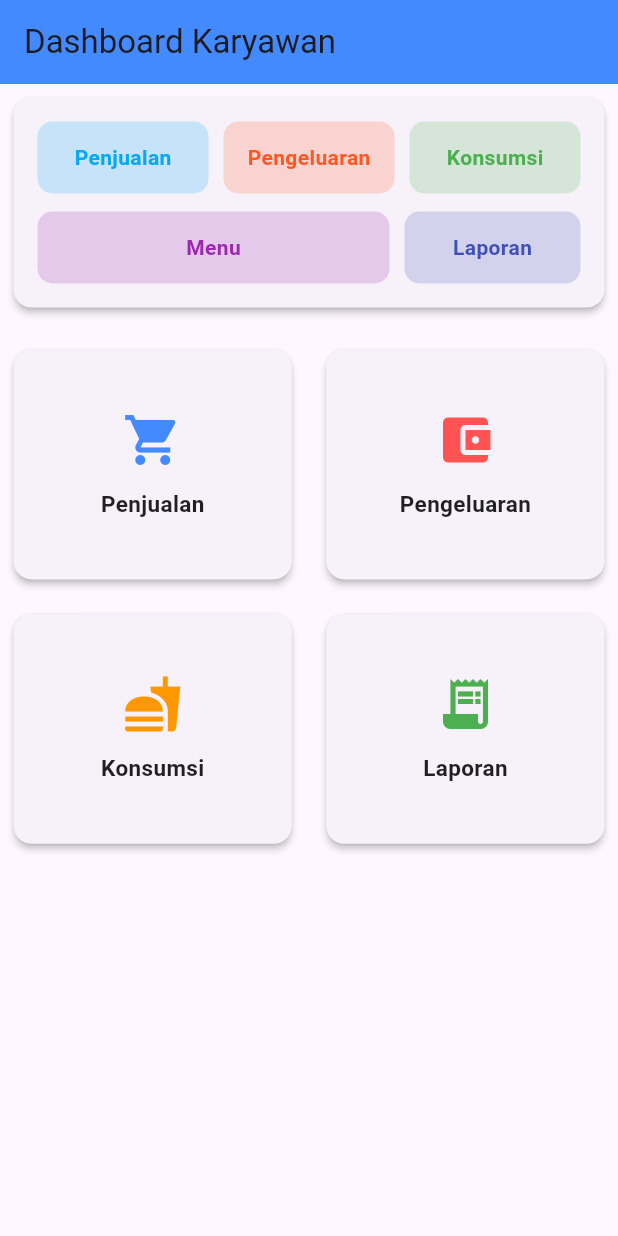
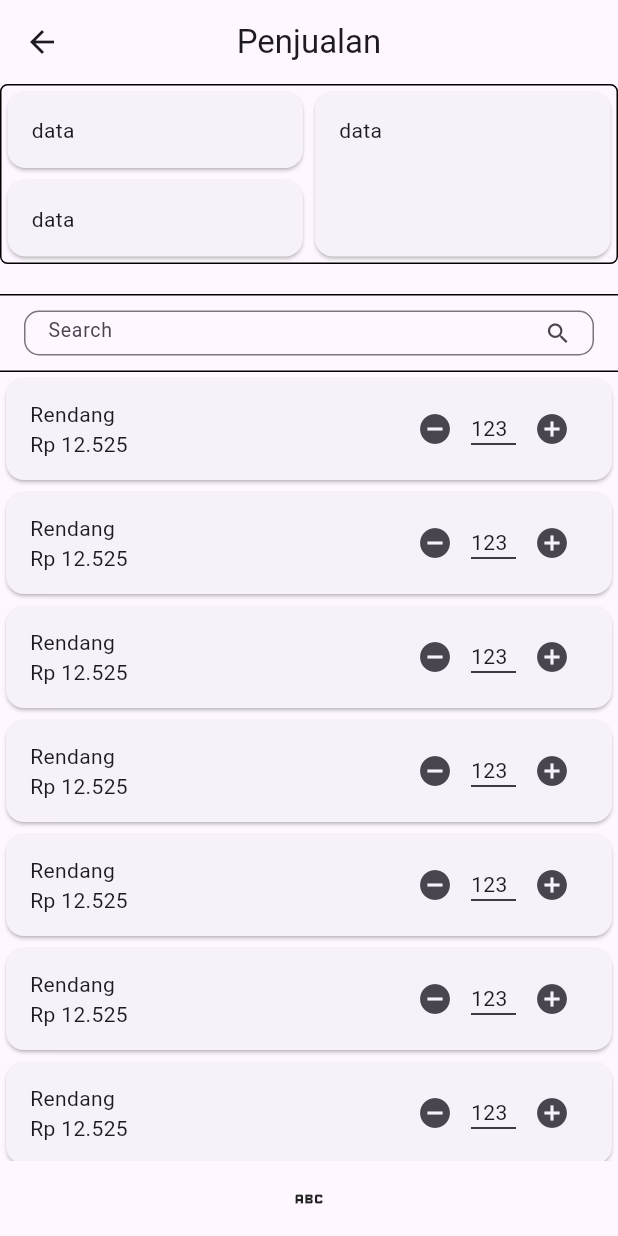
Before and after one commit to Raflirr70/KP_v2, a Flutter app: the screen it shows after launch, after a tap on "Penjualan", on a phone screen of 412 x 824 dp. Run offline on Flutter 3.47's test engine with Material 3 defaults, Android fonts, the light colour scheme and no system bars; our stand-ins replace fl_chart.

Commit message:
Menyelesaikan halaman penjualan page

```diff
--- a/lib/main.dart
+++ b/lib/main.dart
@@ -10,8 +10,6 @@ import 'package:kerprak/model/search.dart';
 import 'package:kerprak/model/stock.dart';
 import 'package:kerprak/model/user.dart';
 import 'package:kerprak/screen/karyawan/homePage_karyawan.dart';
-import 'package:kerprak/screen/login.dart';
-import 'package:kerprak/screen/owner/monitoring.dart';
 import 'package:provider/provider.dart';
 
 void main() async {
--- a/lib/screen/karyawan/homePage_karyawan.dart
+++ b/lib/screen/karyawan/homePage_karyawan.dart
@@ -1,11 +1,11 @@
 import 'package:flutter/material.dart';
+import 'package:kerprak/screen/karyawan/penjualan_page.dart';
 
 class HomepageKaryawan extends StatelessWidget {
   const HomepageKaryawan({super.key});
 
   @override
   Widget build(BuildContext context) {
-
     return SafeArea(
       child: Scaffold(
         appBar: AppBar(
@@ -69,7 +69,14 @@ class HomepageKaryawan extends StatelessWidget {
                       title: "Penjualan",
                       icon: Icons.shopping_cart,
                       color: Colors.blueAccent,
-                      onTap: () {},
+                      onTap: () {
+                        Navigator.push(
+                          context,
+                          MaterialPageRoute(
+                            builder: (context) => PenjualanPage(),
+                          ),
+                        );
+                      },
                     ),
                     _menuItem(
                       title: "Pengeluaran",
--- /dev/null
+++ b/lib/screen/karyawan/penjualan_page.dart
@@ -0,0 +1,128 @@
+import 'package:flutter/material.dart';
+import 'package:kerprak/model/makanan.dart';
+import 'package:kerprak/widget/search/search_simple.dart';
+
+class PenjualanPage extends StatefulWidget {
+  const PenjualanPage({super.key});
+
+  @override
+  State<PenjualanPage> createState() => _PenjualanPageState();
+}
+
+class _PenjualanPageState extends State<PenjualanPage> {
+  @override
+  Widget build(BuildContext context) {
+    return Scaffold(
+      bottomNavigationBar: Container(
+        height: 50,
+        child: InkWell(child: Icon(Icons.abc), onTap: () {}),
+      ),
+      appBar: AppBar(title: Text("Penjualan"), centerTitle: true),
+      body: Column(
+        children: [
+          Container(
+            height: 120,
+            width: double.infinity,
+            decoration: BoxDecoration(
+              border: Border.all(),
+              borderRadius: BorderRadius.circular(5),
+            ),
+            child: Row(
+              children: [
+                Expanded(
+                  child: Column(
+                    children: [
+                      Expanded(
+                        child: Card(
+                          child: Container(
+                            padding: EdgeInsets.all(16),
+                            height: 60,
+                            width: double.infinity,
+                            child: Text("data"),
+                          ),
+                        ),
+                      ),
+                      Expanded(
+                        child: Card(
+                          child: Container(
+                            padding: EdgeInsets.all(16),
+                            width: double.infinity,
+                            height: 50,
+                            child: Text("data"),
+                          ),
+                        ),
+                      ),
+                    ],
+                  ),
+                ),
+                Expanded(
+                  child: Card(
+                    child: Container(
+                      padding: EdgeInsets.all(16),
+                      height: double.infinity,
+                      child: Text("data"),
+                    ),
+                  ),
+                ),
+              ],
+            ),
+          ),
+          SizedBox(height: 20),
+          Container(
+            padding: EdgeInsets.symmetric(vertical: 10, horizontal: 16),
+            decoration: BoxDecoration(
+              border: Border.symmetric(
+                horizontal: BorderSide(color: Colors.black),
+              ),
+            ),
+            child: Row(
+              children: [Expanded(child: SearchSimple(data: []))],
+            ),
+          ),
+          Expanded(
+            child: ListView.builder(
+              itemCount: 10,
+              itemBuilder: (context, index) {
+                return Card(
+                  child: Padding(
+                    padding: EdgeInsetsGeometry.symmetric(
+                      horizontal: 16,
+                      vertical: 10,
+                    ),
+                    child: Row(
+                      children: [
+                        Expanded(
+                          child: Column(
+                            crossAxisAlignment: CrossAxisAlignment.start,
+                            children: [Text("Rendang"), Text("Rp 12.525")],
+                          ),
+                        ),
+                        IconButton(
+                          onPressed: () {},
+                          icon: Icon(Icons.remove_circle),
+                        ),
+                        Container(
+                          width: 30,
+                          decoration: BoxDecoration(
+                            border: Border(
+                              bottom: BorderSide(color: Colors.black),
+                            ),
+                          ),
+                          child: Text("123"),
+                        ),
+                        IconButton(
+                          onPressed: () {},
+                          icon: Icon(Icons.add_circle),
+                        ),
+                      ],
+                    ),
+                  ),
+                );
+              },
+            ),
+          ),
+        ],
+      ),
+    );
+  }
+}
--- a/lib/widget/list/monitoring/monitoring_pengeluaran.dart
+++ b/lib/widget/list/monitoring/monitoring_pengeluaran.dart
@@ -1,5 +1,4 @@
 import 'dart:math';
-
 import 'package:flutter/material.dart';
 import 'package:kerprak/model/cabang.dart';
 import 'package:kerprak/model/makanan.dart';
```
